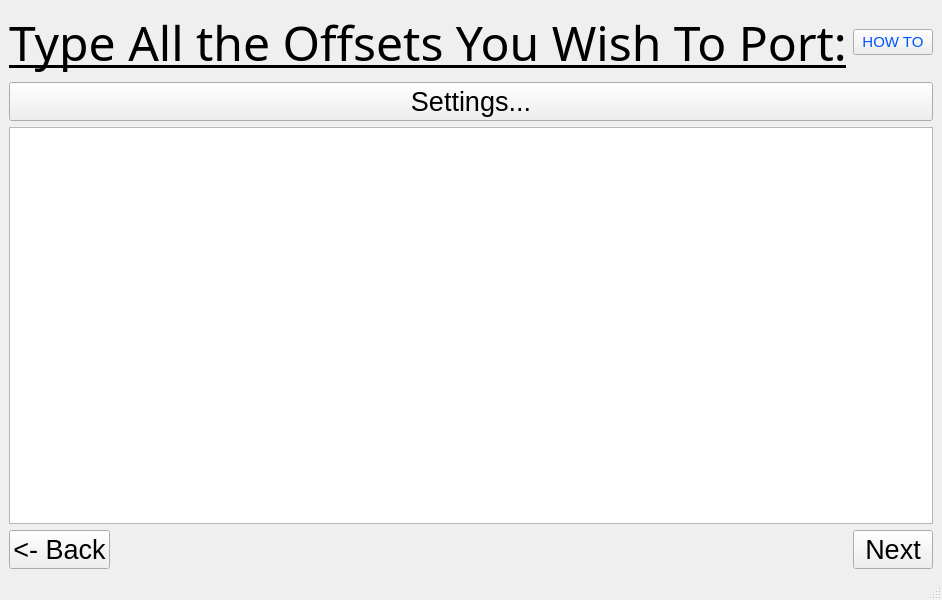
This is resources/interfaces/getMultipleOffsets/getMultipleOffsets.ui in tiliarou/findBytes-GUI as Qt 5 draws it before an edit. The edited form follows.
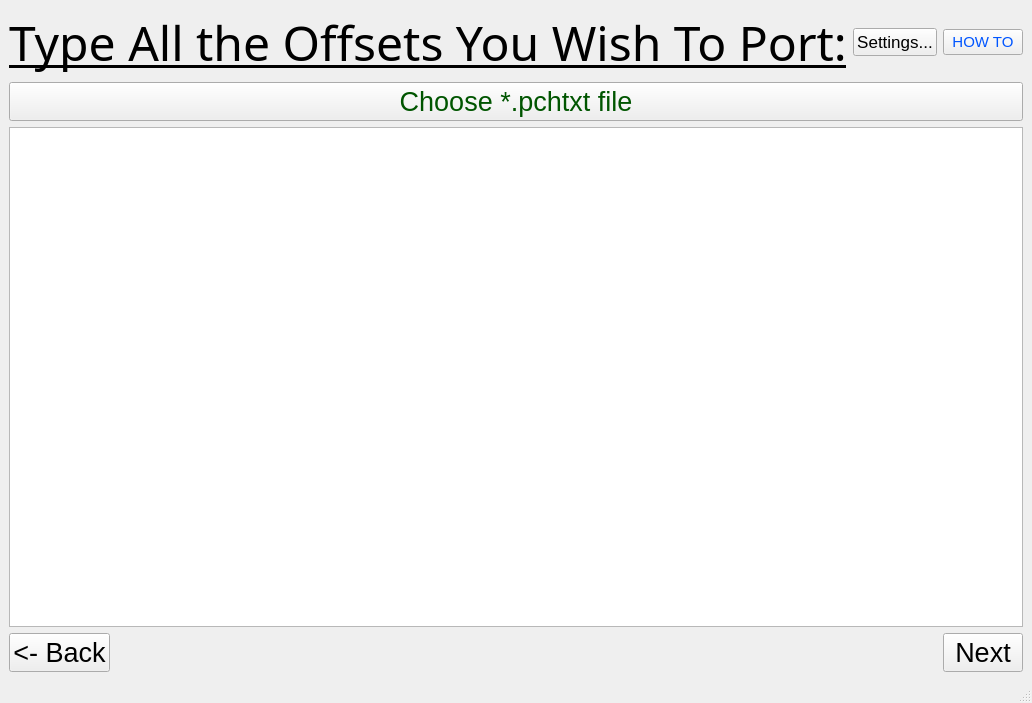
This is the edited form.

Commit message: 3/4 Support for *.pchtxt files. (code is still a mess)

```diff
--- a/resources/interfaces/getMultipleOffsets/getMultipleOffsets.ui
+++ b/resources/interfaces/getMultipleOffsets/getMultipleOffsets.ui
@@ -9,8 +9,8 @@
    <rect>
     <x>0</x>
     <y>0</y>
-    <width>800</width>
-    <height>600</height>
+    <width>917</width>
+    <height>703</height>
    </rect>
   </property>
   <property name="windowTitle">
@@ -36,6 +36,24 @@
           </property>
          </widget>
         </item>
+        <item>
+         <widget class="QPushButton" name="Settings">
+          <property name="sizePolicy">
+           <sizepolicy hsizetype="Expanding" vsizetype="Fixed">
+            <horstretch>0</horstretch>
+            <verstretch>0</verstretch>
+           </sizepolicy>
+          </property>
+          <property name="font">
+           <font>
+            <pointsize>13</pointsize>
+           </font>
+          </property>
+          <property name="text">
+           <string>Settings...</string>
+          </property>
+         </widget>
+        </item>
         <item>
          <widget class="QPushButton" name="howTo">
           <property name="sizePolicy">
@@ -78,14 +96,17 @@
        </layout>
       </item>
       <item row="1" column="0">
-       <widget class="QPushButton" name="Settings">
+       <widget class="QPushButton" name="choose">
         <property name="font">
          <font>
           <pointsize>20</pointsize>
          </font>
         </property>
+        <property name="styleSheet">
+         <string notr="true">color: rgb(0, 85, 0);</string>
+        </property>
         <property name="text">
-         <string>Settings...</string>
+         <string>Choose *.pchtxt file</string>
         </property>
        </widget>
       </item>
```
Left out of the diff: 2 changed lines with no effect on the pictures. The commit also changes 8 other files.
